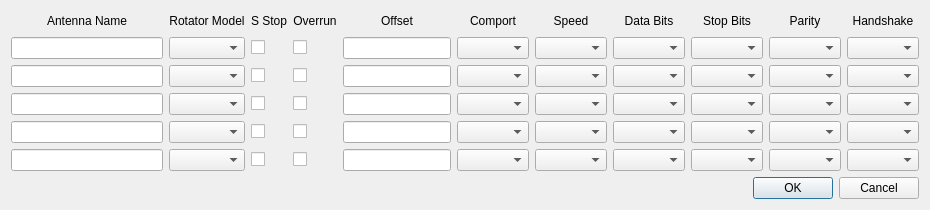
Above: mqt/MqtRotator/setupdialog.ui from zsteva/backup-minos2 before the change. Below: the same form after it.
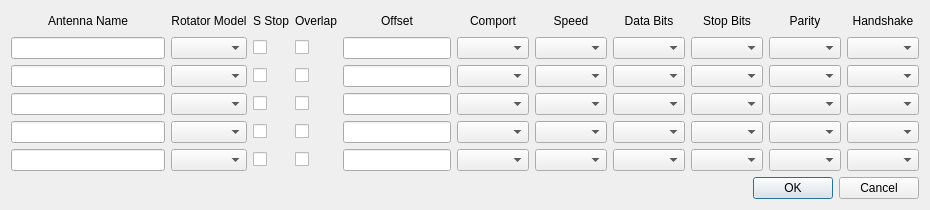
That is the form after the change.

Commit message: add new rotate target calc engine to use currentMaxAzimuth and currentMinAzimuth - same for check endstop - added timer to checkmoving and removed disable overlap checkbox from mainwindow.

The edit to the form file:
```diff
--- a/mqt/MqtRotator/setupdialog.ui
+++ b/mqt/MqtRotator/setupdialog.ui
@@ -118,7 +118,7 @@
        <item row="0" column="1">
         <widget class="QLabel" name="label_10">
          <property name="text">
-          <string>Overrun</string>
+          <string>Overlap</string>
          </property>
          <property name="alignment">
           <set>Qt::AlignCenter</set>
```
The commit also changes 6 other files.
